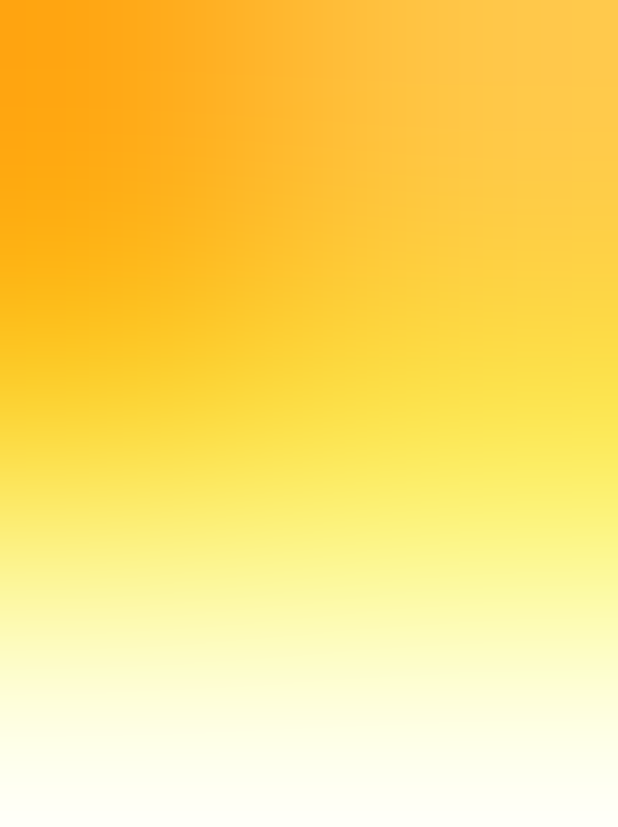
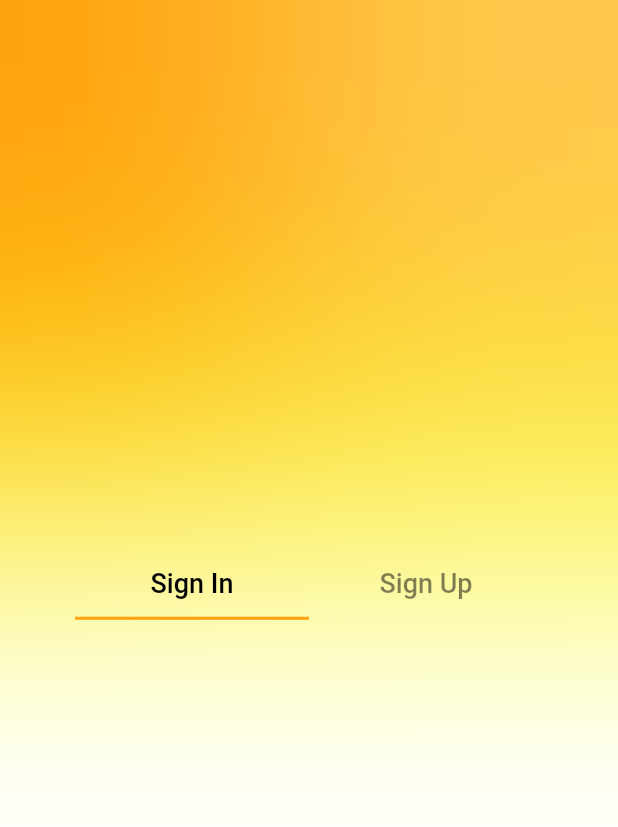
Before and after one commit to Elfeny7/login_auth_bloc, a Flutter app: the screen it shows after launch, on a phone screen of 412 x 824 dp. Shown: the top 827 px of the screen. Run offline on Flutter 3.47's test engine with Material 2 defaults, Android fonts, the phone set to English and light mode, and no system bars; our stand-ins replace bloc, cloud_firestore, equatable, firebase_auth, firebase_core, flutter_bloc; accounts and stored records are empty.

Commit message:
feat: add sign in and sign up tab bar

```diff
--- a/lib/screens/auth/welcome_screen.dart
+++ b/lib/screens/auth/welcome_screen.dart
@@ -62,6 +62,56 @@ class _WelcomeScreenState extends State<WelcomeScreen>
                 filter: ImageFilter.blur(sigmaX: 100.0, sigmaY: 100.0),
                 child: Container(),
               ),
+              Align(
+                alignment: Alignment.bottomCenter,
+                child: SizedBox(
+                  height: MediaQuery.of(context).size.height / 1.8,
+                  child: Column(
+                    children: [
+                      Padding(
+                        padding: const EdgeInsets.symmetric(horizontal: 50),
+                        child: TabBar(
+                          controller: tabController,
+                          unselectedLabelColor: Theme.of(context)
+                              .colorScheme
+                              .onBackground
+                              .withOpacity(0.5),
+                          labelColor: Theme.of(context).colorScheme.onBackground,
+                          tabs: const [
+                            Padding(
+                              padding: EdgeInsets.all(12.0),
+                              child: Text(
+                                'Sign In',
+                                style: TextStyle(
+                                  fontSize: 18,
+                                ),
+                              ),
+                            ),
+                            Padding(
+                              padding: EdgeInsets.all(8.0),
+                              child: Text(
+                                'Sign Up',
+                                style: TextStyle(
+                                  fontSize: 18,
+                                ),
+                              ),
+                            ),
+                          ],
+                        ),
+                      ),
+                      Expanded(
+                        child: TabBarView(
+                          controller: tabController,
+                          children: [
+                            Container(),
+                            Container(),
+                          ],
+                        ),
+                      )
+                    ],
+                  ),
+                ),
+              )
             ],
           ),
         ),
```
